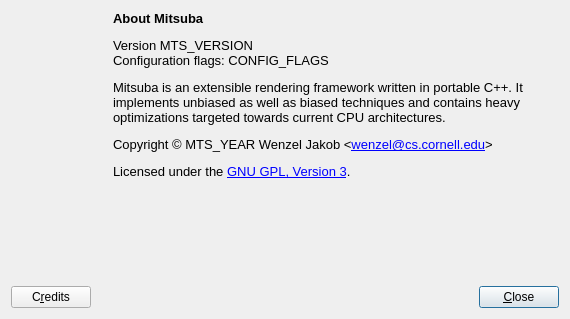
Before: the Qt Designer form src/mtsgui/aboutdlg.ui in mitsuba-renderer/mitsuba, drawn with Qt 5.
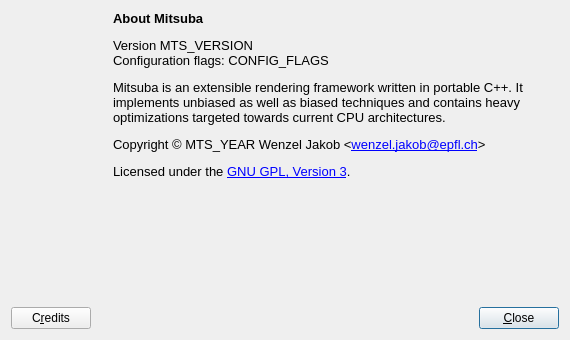
After: the same form once the commit is applied. Icons and pictures are not drawn.

What changed in the file:
```diff
--- a/src/mtsgui/aboutdlg.ui
+++ b/src/mtsgui/aboutdlg.ui
@@ -7,7 +7,7 @@
     <x>0</x>
     <y>0</y>
     <width>570</width>
-    <height>319</height>
+    <height>340</height>
    </rect>
   </property>
   <property name="windowTitle">
@@ -77,12 +77,12 @@
       <string>&lt;!DOCTYPE HTML PUBLIC &quot;-//W3C//DTD HTML 4.0//EN&quot; &quot;http://www.w3.org/TR/REC-html40/strict.dtd&quot;&gt;
 &lt;html&gt;&lt;head&gt;&lt;meta name=&quot;qrichtext&quot; content=&quot;1&quot; /&gt;&lt;style type=&quot;text/css&quot;&gt;
 p, li { white-space: pre-wrap; }
-&lt;/style&gt;&lt;/head&gt;&lt;body style=&quot; font-size:10pt; font-weight:400; font-style:normal;&quot;&gt;
-&lt;p style=&quot; margin-top:12px; margin-bottom:12px; margin-left:0px; margin-right:0px; -qt-block-indent:0; text-indent:0px;&quot;&gt;&lt;span style=&quot; font-weight:600;&quot;&gt;About Mitsuba&lt;/span&gt;&lt;/p&gt;
-&lt;p style=&quot; margin-top:12px; margin-bottom:12px; margin-left:0px; margin-right:0px; -qt-block-indent:0; text-indent:0px;&quot;&gt;Version MTS_VERSION&lt;br /&gt;Configuration flags: &lt;span style=&quot; font-family:'Courier New,courier';&quot;&gt;CONFIG_FLAGS&lt;/span&gt;&lt;/p&gt;
-&lt;p style=&quot; margin-top:12px; margin-bottom:12px; margin-left:0px; margin-right:0px; -qt-block-indent:0; text-indent:0px;&quot;&gt;Mitsuba is an extensible rendering framework written in portable C++. It implements unbiased as well as biased techniques and contains heavy optimizations targeted towards current CPU architectures.&lt;/p&gt;
-&lt;p style=&quot; margin-top:12px; margin-bottom:12px; margin-left:0px; margin-right:0px; -qt-block-indent:0; text-indent:0px;&quot;&gt;Copyright © MTS_YEAR Wenzel Jakob &amp;lt;&lt;a href=&quot;mailto:wenzel@cs.cornell.edu&quot;&gt;&lt;span style=&quot; text-decoration: underline; color:#0000ff;&quot;&gt;wenzel@cs.cornell.edu&lt;/span&gt;&lt;/a&gt;&amp;gt;&lt;/p&gt;
-&lt;p style=&quot; margin-top:12px; margin-bottom:12px; margin-left:0px; margin-right:0px; -qt-block-indent:0; text-indent:0px;&quot;&gt;Licensed under the &lt;a href=&quot;http://www.gnu.org/licenses/gpl-3.0.html&quot;&gt;&lt;span style=&quot; text-decoration: underline; color:#0000ff;&quot;&gt;GNU GPL, Version 3&lt;/span&gt;&lt;/a&gt;.&lt;/p&gt;&lt;/body&gt;&lt;/html&gt;</string>
+&lt;/style&gt;&lt;/head&gt;&lt;body style=&quot; font-family:'.SF NS Text'; font-size:13pt; font-weight:400; font-style:normal;&quot;&gt;
+&lt;p style=&quot; margin-top:0px; margin-bottom:0px; margin-left:0px; margin-right:0px; -qt-block-indent:0; text-indent:0px;&quot;&gt;&lt;span style=&quot; font-size:10pt; font-weight:600;&quot;&gt;About Mitsuba&lt;/span&gt;&lt;/p&gt;
+&lt;p style=&quot; margin-top:12px; margin-bottom:12px; margin-left:0px; margin-right:0px; -qt-block-indent:0; text-indent:0px;&quot;&gt;&lt;span style=&quot; font-size:10pt;&quot;&gt;Version MTS_VERSION&lt;br /&gt;Configuration flags: &lt;/span&gt;&lt;span style=&quot; font-family:'Courier New,courier'; font-size:10pt;&quot;&gt;CONFIG_FLAGS&lt;/span&gt;&lt;/p&gt;
+&lt;p style=&quot; margin-top:12px; margin-bottom:12px; margin-left:0px; margin-right:0px; -qt-block-indent:0; text-indent:0px;&quot;&gt;&lt;span style=&quot; font-size:10pt;&quot;&gt;Mitsuba is an extensible rendering framework written in portable C++. It implements unbiased as well as biased techniques and contains heavy optimizations targeted towards current CPU architectures.&lt;/span&gt;&lt;/p&gt;
+&lt;p style=&quot; margin-top:12px; margin-bottom:12px; margin-left:0px; margin-right:0px; -qt-block-indent:0; text-indent:0px;&quot;&gt;&lt;span style=&quot; font-size:10pt;&quot;&gt;Copyright © MTS_YEAR Wenzel Jakob &amp;lt;&lt;/span&gt;&lt;a href=&quot;mailto:wenzel.jakob@epfl.ch&quot;&gt;&lt;span style=&quot; font-size:10pt; text-decoration: underline; color:#0000ff;&quot;&gt;wenzel.jakob@epfl.ch&lt;/span&gt;&lt;/a&gt;&lt;span style=&quot; font-size:10pt;&quot;&gt;&amp;gt;&lt;/span&gt;&lt;/p&gt;
+&lt;p style=&quot; margin-top:12px; margin-bottom:12px; margin-left:0px; margin-right:0px; -qt-block-indent:0; text-indent:0px;&quot;&gt;&lt;span style=&quot; font-size:10pt;&quot;&gt;Licensed under the &lt;/span&gt;&lt;a href=&quot;http://www.gnu.org/licenses/gpl-3.0.html&quot;&gt;&lt;span style=&quot; font-size:10pt; text-decoration: underline; color:#0000ff;&quot;&gt;GNU GPL, Version 3&lt;/span&gt;&lt;/a&gt;&lt;span style=&quot; font-size:10pt;&quot;&gt;.&lt;/span&gt;&lt;/p&gt;&lt;/body&gt;&lt;/html&gt;</string>
      </property>
      <property name="textFormat">
       <enum>Qt::RichText</enum>
```
